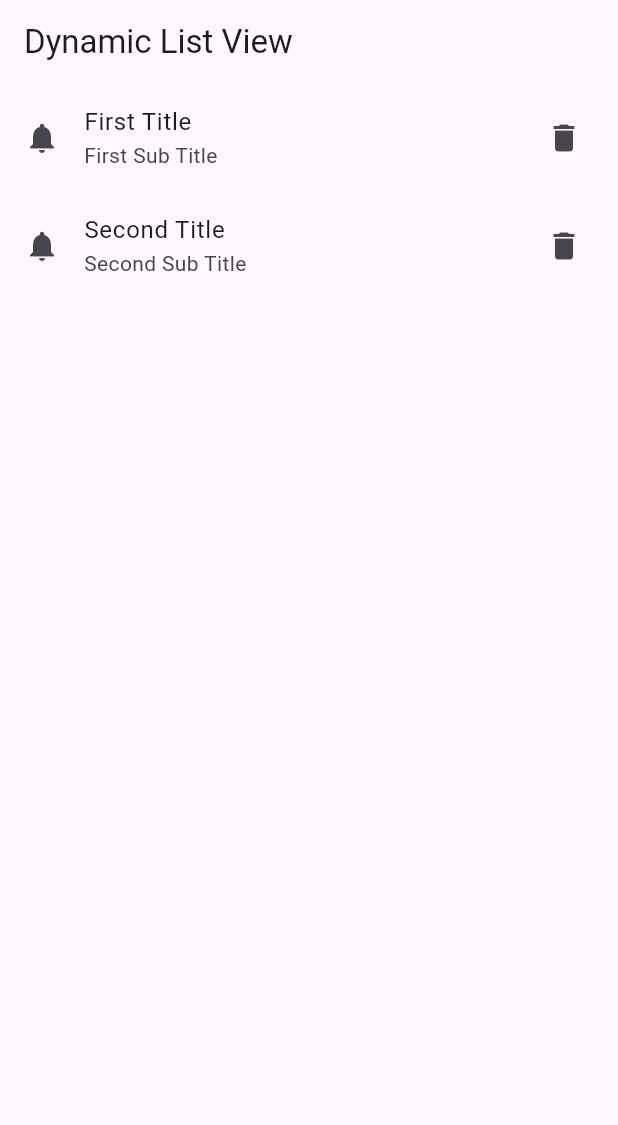
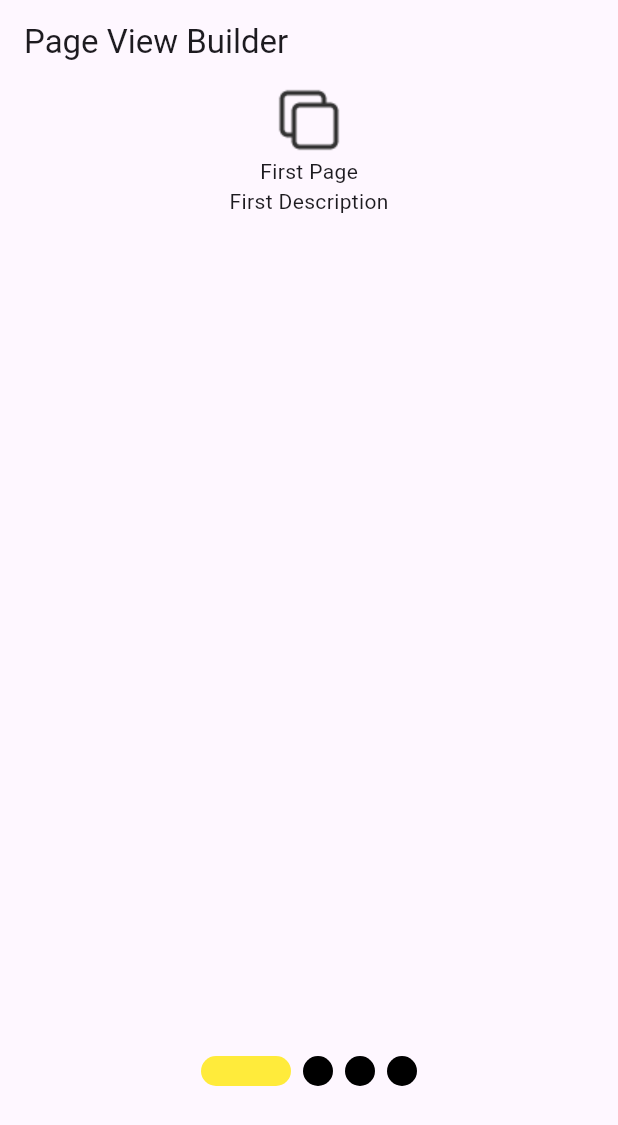
Before and after one commit to MuhammadAliKust/Hamza-Shawal-Project, a Flutter app: the screen it shows after launch, on a phone screen of 412 x 824 dp. Shown: the top 1125 px of the screen. Run offline on Flutter 3.47's test engine with Material 3 defaults, Android fonts, the phone set to English and light mode, and no system bars; drawn by our look-alikes of smooth_page_indicator.

Commit message:
OnBoarding Done

```diff
--- a/lib/main.dart
+++ b/lib/main.dart
@@ -1,6 +1,7 @@
 import 'package:demo_project/list_view.dart';
 import 'package:demo_project/login_view.dart';
 import 'package:demo_project/multiple_selection_list_view.dart';
+import 'package:demo_project/page_view.dart';
 import 'package:demo_project/search_view.dart';
 import 'package:demo_project/test.dart';
 import 'package:flutter/material.dart';
@@ -17,7 +18,7 @@ class MyApp extends StatelessWidget {
   @override
   Widget build(BuildContext context) {
     return MaterialApp(
-      home: DynamicListView(),
+      home: PageViewDemo(),
     );
   }
 }
--- /dev/null
+++ b/lib/models/onboarding_model.dart
@@ -0,0 +1,8 @@
+class OnBoardingModel {
+  final String image;
+  final String title;
+  final String description;
+
+  OnBoardingModel(
+      {required this.image, required this.title, required this.description});
+}
--- /dev/null
+++ b/lib/page_view.dart
@@ -0,0 +1,68 @@
+import 'package:demo_project/models/onboarding_model.dart';
+import 'package:flutter/material.dart';
+import 'package:smooth_page_indicator/smooth_page_indicator.dart';
+
+class PageViewDemo extends StatelessWidget {
+  PageViewDemo({super.key});
+
+  PageController controller = PageController();
+
+  List<OnBoardingModel> onBoardingList = [
+    OnBoardingModel(
+        image: 'assets/images/copy.png',
+        title: 'First Page',
+        description: 'First Description'),
+    OnBoardingModel(
+        image: 'assets/images/header.png',
+        title: 'Second Page',
+        description: 'Second Description'),
+    OnBoardingModel(
+        image: 'assets/images/thumb.png',
+        title: 'Third Page',
+        description: 'Third Description'),
+    OnBoardingModel(
+        image: 'assets/images/user.png',
+        title: 'Fourth Page',
+        description: 'Fourth Description'),
+  ];
+
+  @override
+  Widget build(BuildContext context) {
+    return Scaffold(
+      appBar: AppBar(
+        title: Text("Page View Builder"),
+      ),
+      body: Column(
+        children: [
+          Expanded(
+
+            child: PageView.builder(
+                controller: controller,
+                itemCount: onBoardingList.length,
+                itemBuilder: (context, i) {
+                  return Column(
+                    children: [
+                      Image.asset(onBoardingList[i].image.toString()),
+                      Text(onBoardingList[i].title.toString()),
+                      Text(onBoardingList[i].description.toString())
+                    ],
+                  );
+                }),
+          ),
+          SmoothPageIndicator(
+              controller: controller, // PageController
+              count: onBoardingList.length,
+              effect: ExpandingDotsEffect(
+                dotWidth: 20,
+                dotHeight: 20,
+                radius: 30,
+                dotColor: Colors.black,
+                activeDotColor:Colors.yellow
+              ), // your preferred effect
+              onDotClicked: (index) {}),
+          SizedBox(height: 100,)
+        ],
+      ),
+    );
+  }
+}
--- a/pubspec.yaml
+++ b/pubspec.yaml
@@ -35,6 +35,7 @@ dependencies:
   # The following adds the Cupertino Icons font to your application.
   # Use with the CupertinoIcons class for iOS style icons.
   cupertino_icons: ^1.0.2
+  smooth_page_indicator: ^1.2.0+3
 
 dev_dependencies:
   flutter_test:
```
Also changed, not shown: pubspec.lock.
